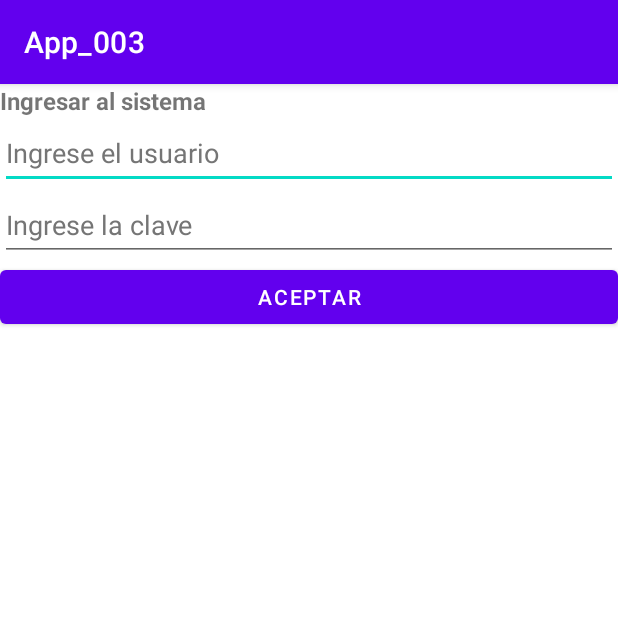
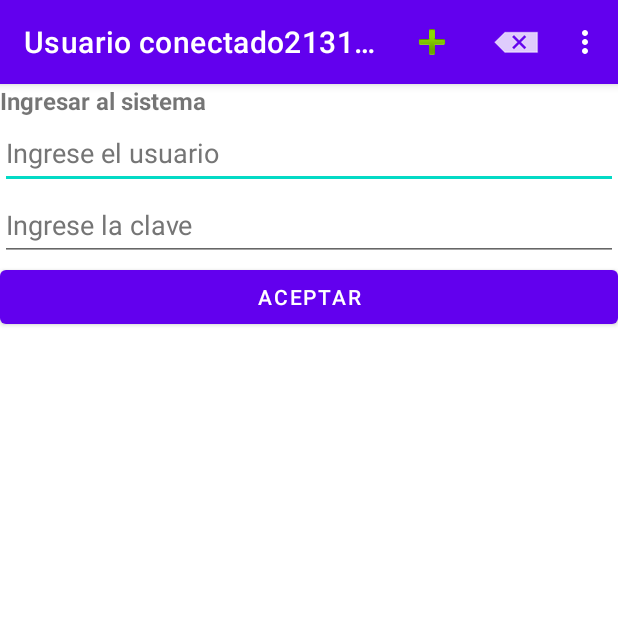
Before and after one commit to clayaldas/App_003, an Android app: the screen it shows after launch (MainActivity), on a phone screen of 412 x 824 dp, the top half of it. Run offline under Robolectric (Android 15) with nearby library versions, the phone set to English and light mode, and no system bars.

Commit message:
Agregado regreso de parametros, menus y menus contextuales

```diff
--- /dev/null
+++ b/app/src/main/res/menu-v26/menu_main.xml
@@ -0,0 +1,21 @@
+<?xml version="1.0" encoding="utf-8"?>
+<menu xmlns:android="http://schemas.android.com/apk/res/android"
+    xmlns:app="http://schemas.android.com/apk/res-auto">
+
+    <item android:id="@+id/menu_insert"  android:title="@string/menu_insert"
+        android:icon="@android:drawable/ic_input_add" app:showAsAction="ifRoom"
+        android:tooltipText="@string/menu_insert"/>
+
+    <item android:id="@+id/menu_delete"  android:title="@string/menu_delete"
+        android:icon="@android:drawable/ic_input_delete" app:showAsAction="ifRoom"
+        android:tooltipText="@string/menu_delete"/>
+
+    <item android:id="@+id/menu_update"  android:title="@string/menu_update"
+        android:icon="@android:drawable/ic_input_get" app:showAsAction="ifRoom"
+        android:tooltipText="@string/menu_update"/>
+
+    <item android:id="@+id/menu_search"  android:title="@string/menu_search"
+        android:icon="@android:drawable/ic_menu_search" app:showAsAction="ifRoom"
+        android:tooltipText="@string/menu_search"/>
+
+</menu>
--- /dev/null
+++ b/app/src/main/res/menu/menu_contextual.xml
@@ -0,0 +1,14 @@
+<?xml version="1.0" encoding="utf-8"?>
+<menu xmlns:android="http://schemas.android.com/apk/res/android"
+    xmlns:app="http://schemas.android.com/apk/res-auto">
+
+    <item
+        android:id="@+id/menu_contextual_cut"
+        android:title="@string/menu_contextual_cut"/>
+    <item
+        android:id="@+id/menu_contextual_copy"
+        android:title="@string/menu_contextual_copy"/>
+    <item
+        android:id="@+id/menu_contextual_paste"
+        android:title="@string/menu_contextual_paste"/>
+</menu>
--- /dev/null
+++ b/app/src/main/res/menu/menu_main.xml
@@ -0,0 +1,62 @@
+<?xml version="1.0" encoding="utf-8"?>
+<menu xmlns:tools="http://schemas.android.com/tools"
+    xmlns:android="http://schemas.android.com/apk/res/android"
+    xmlns:app="http://schemas.android.com/apk/res-auto">
+
+    <item android:id="@+id/menu_insert"  android:title="@string/menu_insert"
+        android:icon="@android:drawable/ic_input_add" app:showAsAction="ifRoom"
+        android:tooltipText="@string/menu_insert"
+        tools:targetApi="o" />
+
+    <item android:id="@+id/menu_delete"  android:title="@string/menu_delete"
+        android:icon="@android:drawable/ic_input_delete" app:showAsAction="ifRoom"
+        android:tooltipText="@string/menu_delete"/>
+
+    <item android:id="@+id/menu_update"  android:title="@string/menu_update"
+        android:icon="@android:drawable/ic_input_get" app:showAsAction="ifRoom"
+        android:tooltipText="@string/menu_update"/>
+
+    <item android:id="@+id/menu_search"  android:title="@string/menu_search"
+        android:icon="@android:drawable/ic_menu_search" app:showAsAction="never"
+        android:tooltipText="@string/menu_search"/>
+
+    <item
+        android:id="@+id/menu_open"
+        android:title="@string/menu_open"
+        app:showAsAction="ifRoom" />
+
+<!--    submenus-->
+    <item android:id="@+id/menu_edit" android:title="@string/menu_edit"
+        app:showAsAction="ifRoom">
+        <menu>
+            <group android:id="@+id/group_main">
+                <item
+                    android:id="@+id/menu_edit_cut"
+                    android:title="@string/menu_edit_cut"
+                    app:showAsAction="ifRoom" />
+                <item
+                    android:id="@+id/menu_edit_copy"
+                    android:title="@string/menu_edit_copy"
+                    app:showAsAction="ifRoom" />
+                <item
+                    android:id="@+id/menu_edit_paste"
+                    android:title="@string/menu_edit_paste"
+                    app:showAsAction="ifRoom" />
+            </group>
+
+            <group android:id="@+id/group_secondary" android:visible="true">
+                <item
+                    android:id="@+id/menu_find_normal"
+                    android:title="@string/menu_find_normal"
+                    app:showAsAction="ifRoom" />
+                <item
+                    android:id="@+id/menu_find_replace"
+                    android:title="@string/menu_find_replace"
+                    app:showAsAction="ifRoom" />
+            </group>
+
+        </menu>
+
+    </item>
+
+</menu>
--- a/app/src/main/res/values/strings.xml
+++ b/app/src/main/res/values/strings.xml
@@ -13,7 +13,28 @@
     <string name="buttonShowActivity_text">Mostrar activity</string>
     <string name="buttonFinish_text">Finalizar</string>
 
-<!--    ThirdActivity-->
+    <!--    ThirdActivity-->
     <string name="textViewValueList_text">Lista de valores</string>
 
+    <!--    para las opciones del menu principal-->
+    <string name="menu_insert">Insertar</string>
+    <string name="menu_delete">Eliminar</string>
+    <string name="menu_update">Modificar</string>
+    <string name="menu_search">Buscar</string>
+    <string name="menu_open">Abrir</string>
+
+    <string name="menu_edit">Editar</string>
+    <string name="menu_edit_cut">Cortar</string>
+    <string name="menu_edit_copy">Copiar</string>
+    <string name="menu_edit_paste">Pegar</string>
+
+    <string name="menu_find">Buscar texto</string>
+    <string name="menu_find_normal">Normal</string>
+    <string name="menu_find_replace">Remplazar</string>
+
+<!--    para las opciones del menu contextual-->
+    <string name="menu_contextual_cut">Cortar</string>
+    <string name="menu_contextual_copy">Copiar</string>
+    <string name="menu_contextual_paste">Pegar</string>
+
 </resources>
```
Also changed, not shown: app/src/main/AndroidManifest.xml (+7 -0 lines), app/src/main/java/fisei/uta/edu/ec/app_003/FourthActivity.java (added, +14 -0 lines), app/src/main/java/fisei/uta/edu/ec/app_003/MainActivity.java (+80 -0 lines), app/src/main/res/layout/activity_fourth.xml (added, +9 -0 lines).
